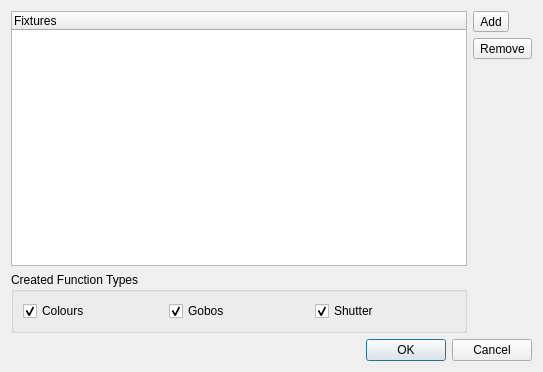
First picture: the form in ui/src/functionwizard.ui, repository Andersbakken/qlc, before the edit.
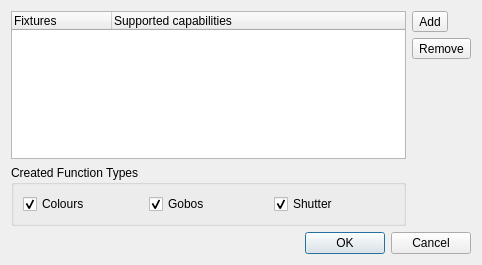
Second picture: the form after the edit. Icons and pictures are not drawn.

Commit message: Made Fixture & Function Selection dialogs resize columns to contents width. Added tooltips to FunctionWizard. Made FunctionWizard show fixture capabilities.

The edit to the form file:
```diff
--- a/ui/src/functionwizard.ui
+++ b/ui/src/functionwizard.ui
@@ -6,8 +6,8 @@
    <rect>
     <x>0</x>
     <y>0</y>
-    <width>543</width>
-    <height>372</height>
+    <width>482</width>
+    <height>265</height>
    </rect>
   </property>
   <property name="windowTitle">
@@ -33,6 +33,11 @@
        <string>Fixtures</string>
       </property>
      </column>
+     <column>
+      <property name="text">
+       <string>Supported capabilities</string>
+      </property>
+     </column>
     </widget>
    </item>
    <item row="2" column="1" rowspan="2">
```
Left out of the diff: 12 changed lines with no effect on the pictures. The commit also changes 3 other files.
